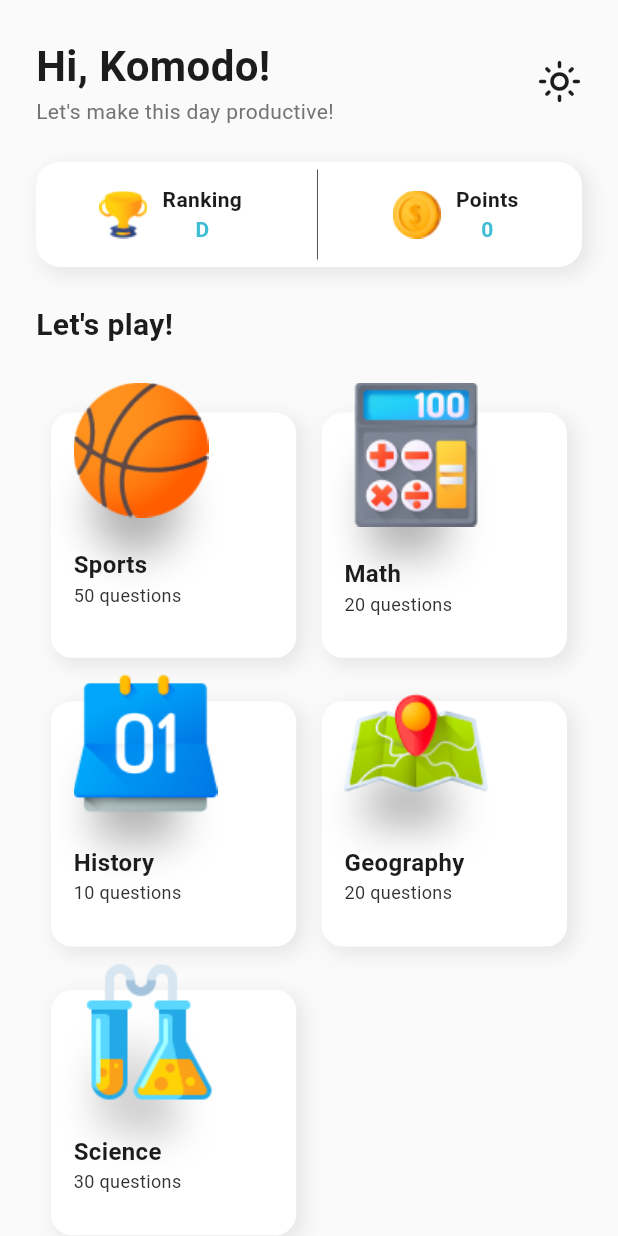
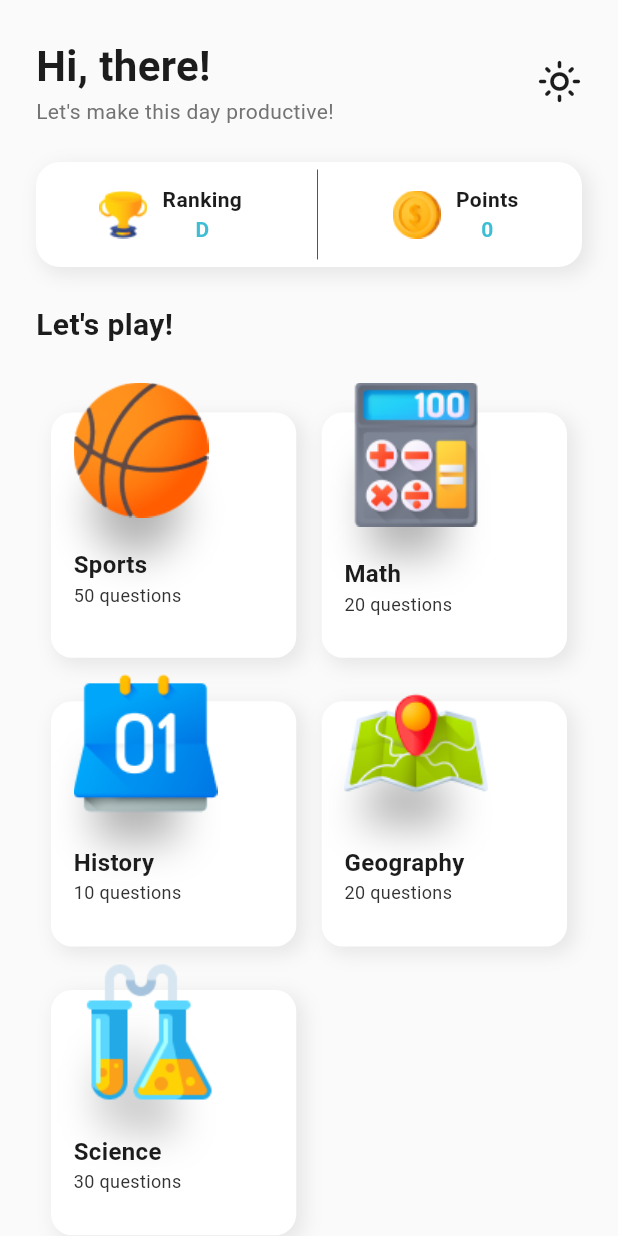
Before and after one commit to s4nk37/komodotrivia, a Flutter app: the screen it shows after launch, on a phone screen of 412 x 824 dp. Run offline on Flutter 3.47's test engine with Material 3 defaults, Android fonts, the phone set to English and light mode, and no system bars; our stand-ins replace dio, html_unescape, shared_preferences, shimmer.

Commit message:
Theme change animation added

```diff
--- a/lib/main.dart
+++ b/lib/main.dart
@@ -49,6 +49,8 @@ class MyApp extends StatelessWidget {
           theme: lightTheme,
           darkTheme: darkTheme,
           themeMode: theme.isDarkTheme ? ThemeMode.dark : ThemeMode.light,
+          themeAnimationDuration: const Duration(milliseconds: 800),
+          themeAnimationCurve: Curves.ease,
           routes: Routes.routes,
           initialRoute: Routes.homeScreen,
           debugShowCheckedModeBanner: false,
--- a/lib/ui/screens/home/home_screen.dart
+++ b/lib/ui/screens/home/home_screen.dart
@@ -35,7 +35,7 @@ class _HomeScreenState extends State<HomeScreen> {
                     crossAxisAlignment: CrossAxisAlignment.start,
                     children: [
                       Text(
-                        '${Strings.kHi} Komodo!',
+                        '${Strings.kHi} there!',
                         style: kLargeTitle.copyWith(
                           color: theme.onBackground,
                         ),
```
